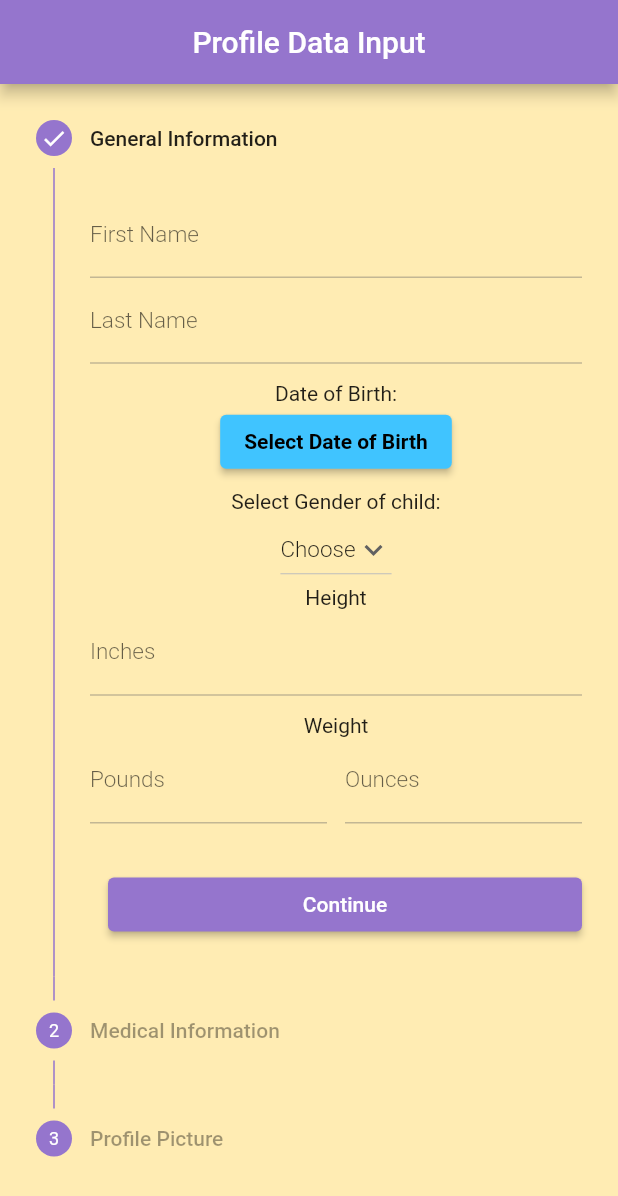
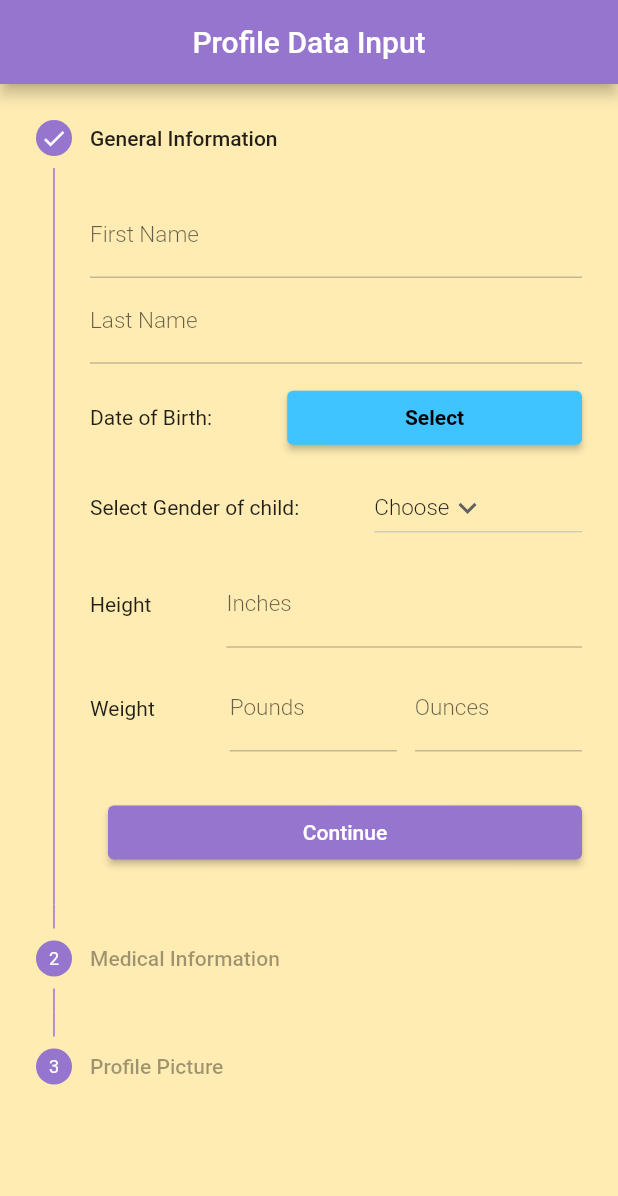
Before and after one commit to acm-projects/BabyQuest, a Flutter app: the screen it shows once a user with an empty profile is signed in, on a phone screen of 412 x 824 dp. Shown: the top 1196 px of the screen. Run offline on Flutter 3.47's test engine with Material 2 defaults, Android fonts, the phone set to English and light mode, and no system bars; our stand-ins replace cloud_firestore, convex_bottom_bar, firebase_auth, firebase_core, flutter_spinkit, font_awesome_flutter and 2 more; missing offline and left inert: flutter_libphonenumber; accounts and stored records are empty; statements that could not run were skipped.

Commit message:
Changed user-input-page to use function builders and reformatted date and phone number fields

```diff
--- a/client/lib/pages/main/profile_page.dart
+++ b/client/lib/pages/main/profile_page.dart
@@ -56,7 +56,7 @@ class _ProfilePageState extends State<ProfilePage> {
                               padding: const EdgeInsets.only(left: 16),
                               child: Text(
                                 currentBby.fullName,
-                                style: TextStyle(
+                                style: const TextStyle(
                                     fontWeight: FontWeight.w500,
                                     fontSize: 40,
                                     color: Colors.white),
@@ -147,7 +147,7 @@ class _ProfilePageState extends State<ProfilePage> {
                                         const SizedBox(
                                           height: 32,
                                         ),
-                                        IconInformation(
+                                        const IconInformation(
                                           iconData: Icons.straighten,
                                           topText: '2\'5"',
                                           bottomText: 'Height',
--- a/client/lib/pages/main/user_input_page.dart
+++ b/client/lib/pages/main/user_input_page.dart
@@ -1,27 +1,20 @@
 import 'package:flutter/cupertino.dart';
 import 'package:flutter/material.dart';
-
-import 'package:cloud_firestore/cloud_firestore.dart';
+import 'package:flutter/widgets.dart';
 
 import 'package:client/models/app_user.dart';
-import 'package:flutter/services.dart';
-import 'package:flutter/widgets.dart';
-
-import 'package:client/models/baby_profile.dart';
+import 'package:client/pages/main/user_input_widgets.dart';
 
 class DataInput extends StatefulWidget {
   final Function completed;
-  final bool editing;
 
-  const DataInput(this.completed, {this.editing = false, Key? key}) : super(key: key);
+  const DataInput(this.completed, {Key? key}) : super(key: key);
 
   @override
   _DataInputState createState() => _DataInputState();
 }
 
 class _DataInputState extends State<DataInput> {
-  BabyProfile currentBby = BabyProfile.currentProfile;
-
   static List<String> allergyNames = [''];
   static List<int> allergySeverities = [-1];
 
@@ -33,7 +26,6 @@ class _DataInputState extends State<DataInput> {
 
   int _currentStep = 0;
   StepperType stepperType = StepperType.vertical;
-  DateTime birthDate = DateTime.now();
   String dropdownValue = 'Choose';
   var items = ['Choose', 'Male', 'Female'];
   String newValue = 'Choose';
@@ -41,30 +33,13 @@ class _DataInputState extends State<DataInput> {
   //text editing controllers
   final firstName = TextEditingController();
   final lastName = TextEditingController();
+  final birthDate = TextEditingController();
   final heightIn = TextEditingController();
   final weightLb = TextEditingController();
   final weightOz = TextEditingController();
   final pedName = TextEditingController();
   final pedPhone = TextEditingController();
   final image = TextEditingController();
-
-  @override
-  void initState() {
-    if (widget.editing) {
-      firstName.text = currentBby.firstName;
-      lastName.text = currentBby.lastName;
-      heightIn.text = currentBby.height.toString();
-      weightLb.text = currentBby.weightLb.toString();
-      weightOz.text = currentBby.weightOz.toString();
-      //allergies.text = currentBby.achooList;
-      pedName.text = currentBby.pediatrician;
-      pedPhone.text = currentBby.pediatricianPhone;
-      image.text = currentBby.profilePic;
-    }
-    // TODO: implement initState
-    super.initState();
-
-  }
 
   @override
   Widget build(BuildContext context) {
@@ -108,50 +83,24 @@ class _DataInputState extends State<DataInput> {
                   ),
                 );
               },
-              steps: <Step>[
+              steps: [
                 Step(
                   title: const Text('General Information'),
                   content: Form(
                     key: _formKeys[0],
                     child: Column(
                       children: <Widget>[
-                        TextFormField(
-                          decoration:
-                              const InputDecoration(labelText: 'First Name'),
-                          controller: firstName,
-                          validator: (value) {
-                            return (value == null || value.isEmpty)
-                                ? 'Enter the first name'
-                                : null;
-                          },
-                        ),
-                        TextFormField(
-                          decoration:
-                              const InputDecoration(labelText: 'Last Name'),
-                          controller: lastName,
-                          validator: (value) {
-                            return (value == null || value.isEmpty)
-                                ? 'Enter the last name'
-                                : null;
-                          },
-                        ),
+                        ...UserInputWidgets.name(firstName, lastName),
                         const SizedBox(height: 12),
-                        const Text('Date of Birth:'),
-                        ElevatedButton(
-                          onPressed: () => _selectDate(context), // Refer step 3
-                          child: const Text(
-                            'Select Date of Birth',
-                            style: TextStyle(
-                                color: Colors.black,
-                                fontWeight: FontWeight.bold),
-                          ),
-                          style: ElevatedButton.styleFrom(
-                            primary: Colors.lightBlueAccent,
-                          ),
-                        ),
-                        const SizedBox(height: 8),
-                        const Text('Select Gender of child:'),
-                        DropdownButton(
+                        ...UserInputWidgets.birthDate(
+                            context, setState, birthDate),
+                        const SizedBox(height: 12),
+                        Row(
+                          children: [
+                            const Text('Select Gender of child:'), // TODO
+                            const SizedBox(width: 50),
+                            Expanded(
+                              child: DropdownButton(
                                 value: dropdownValue,
                                 icon: const Icon(Icons.keyboard_arrow_down),
                                 items: items.map((String items) {
@@ -164,53 +113,13 @@ class _DataInputState extends State<DataInput> {
                                   });
                                 },
                               ),
-                        const Text('Height'),
-                        TextFormField(
-                          decoration:
-                              const InputDecoration(labelText: 'Inches'),
-                          keyboardType: TextInputType.number,
-                          controller: heightIn,
-                          validator: (value) {
-                            return (value == null || value.isEmpty)
-                                ? 'Enter the height (in)'
-                                : null;
-                          },
-                        ),
-                        const SizedBox(height: 12),
-                        const Text(
-                          'Weight',
-                        ),
-                        Row(
-                          children: [
-                            Expanded(
-                              child: TextFormField(
-                                decoration:
-                                    const InputDecoration(labelText: 'Pounds'),
-                                keyboardType: TextInputType.number,
-                                controller: weightLb,
-                                validator: (value) {
-                                  return (value == null || value.isEmpty)
-                                      ? 'Enter the weight (lbs)'
-                                      : null;
-                                },
-                              ),
-                            ),
-                            const SizedBox(width: 12),
-                            Expanded(
-                              child: TextFormField(
-                                decoration:
-                                    const InputDecoration(labelText: 'Ounces'),
-                                keyboardType: TextInputType.number,
-                                controller: weightOz,
-                                validator: (value) {
-                                  return (value == null || value.isEmpty)
-                                      ? 'Enter the weight (oz)'
-                                      : null;
-                                },
-                              ),
                             ),
                           ],
                         ),
+                        const SizedBox(height: 12),
+                        ...UserInputWidgets.height(heightIn),
+                        const SizedBox(height: 12),
+                        ...UserInputWidgets.weight(weightLb, weightOz),
                       ],
                     ),
                   ),
@@ -225,28 +134,9 @@ class _DataInputState extends State<DataInput> {
                     key: _formKeys[1],
                     child: Column(
                       children: <Widget>[
-                        ..._buildAllergyFields(),
-                        TextFormField(
-                          decoration: const InputDecoration(
-                              labelText: 'Name of Doctor'),
-                          controller: pedName,
-                          validator: (value) {
-                            return (value == null || value.isEmpty)
-                                ? 'Enter your pediatrician\'s name'
-                                : null;
-                          },
-                        ),
-                        TextFormField(
-                          decoration: const InputDecoration(
-                              labelText: 'Doctor Contact Information'),
-                          keyboardType: TextInputType.phone,
-                          controller: pedPhone,
-                          validator: (value) {
-                            return (value == null || value.length != 10)
-                                ? 'Enter a valid phone number'
-                                : null;
-                          },
-                        ),
+                        ..._buildAllergyFields(), // TODO
+                        ...UserInputWidgets.pediatrician(pedName),
+                        ...UserInputWidgets.pediatricianPhone(pedPhone),
                       ],
                     ),
                   ),
@@ -279,10 +169,6 @@ class _DataInputState extends State<DataInput> {
                       ? StepState.complete
                       : StepState.disabled,
                 ),
-                /*Step(
-                    title: Text('Confirm Submission'),
-                    content
-                  ),*/
               ],
             ),
           ),
@@ -308,7 +194,7 @@ class _DataInputState extends State<DataInput> {
         AppUser.currentUser!.createNewProfile(
             firstName: firstName.text,
             lastName: lastName.text,
-            birthDate: birthDate,
+            birthDate: DateTime.parse(birthDate.text),
             gender: items.indexOf(dropdownValue) - 1,
             height: height,
             weightLb: lbs,
@@ -316,11 +202,6 @@ class _DataInputState extends State<DataInput> {
             pediatrician: pedName.text,
             pediatricianPhone: pedPhone.text,
             allergies: allergies);
-      }
-
-      if (widget.editing) {
-        //pass in new profile info
-
       }
 
       widget.completed();
@@ -336,20 +217,6 @@ class _DataInputState extends State<DataInput> {
 
   cancel() {
     _currentStep > 0 ? setState(() => _currentStep -= 1) : null;
-  }
-
-  _selectDate(BuildContext context) async {
-    final DateTime? picked = await showDatePicker(
-      context: context,
-      initialDate: birthDate, // Refer step 1
-      firstDate: DateTime(2000),
-      lastDate: DateTime(2025),
-    );
-    if (picked != null && picked != birthDate) {
-      setState(() {
-        birthDate = picked;
-      });
-    }
   }
 
   List<Widget> _buildAllergyFields() {
--- /dev/null
+++ b/client/lib/pages/main/user_input_widgets.dart
@@ -0,0 +1,186 @@
+import 'package:flutter/material.dart';
+import 'package:flutter_libphonenumber/flutter_libphonenumber.dart';
+
+class UserInputWidgets {
+  static List<Widget> name(TextEditingController firstNameController,
+      TextEditingController lastNameController) {
+    return [
+      TextFormField(
+        decoration: const InputDecoration(labelText: 'First Name'),
+        controller: firstNameController,
+        validator: (value) {
+          return (value == null || value.isEmpty)
+              ? 'Enter the first name'
+              : null;
+        },
+      ),
+      TextFormField(
+        decoration: const InputDecoration(labelText: 'Last Name'),
+        controller: lastNameController,
+        validator: (value) {
+          return (value == null || value.isEmpty)
+              ? 'Enter the last name'
+              : null;
+        },
+      ),
+    ];
+  }
+
+  static List<Widget> birthDate(BuildContext context, Function setState,
+      TextEditingController birthDateController) {
+    _selectDate(BuildContext context, Function setState) async {
+      DateTime initialDate;
+
+      if (birthDateController.text.isNotEmpty) {
+        initialDate = DateTime.parse(birthDateController.text);
+      } else {
+        initialDate = DateTime.now();
+      }
+
+      final DateTime? selectedDate = await showDatePicker(
+        context: context,
+        initialDate: initialDate, // Refer step 1
+        firstDate: DateTime(2000),
+        lastDate: DateTime(2025),
+      );
+
+      if (selectedDate != null &&
+          selectedDate.toString() != birthDateController.text) {
+        setState(() => birthDateController.text = selectedDate.toString());
+      }
+    }
+
+    String selectedDate;
+
+    if (birthDateController.text.isNotEmpty) {
+      DateTime unformattedDate = DateTime.parse(birthDateController.text);
+      selectedDate = '${unformattedDate.day}/${unformattedDate.month}/${unformattedDate.year}';
+    } else {
+      selectedDate = 'Select';
+    }
+
+    return [
+      Row(
+        children: [
+          const Text('Date of Birth:'),
+          const SizedBox(width: 50),
+          Expanded(
+            child: ElevatedButton(
+              onPressed: () => _selectDate(context, setState), // Refer step 3
+              child: Text(
+                selectedDate,
+                style: const TextStyle(
+                    color: Colors.black, fontWeight: FontWeight.bold),
+              ),
+              style: ElevatedButton.styleFrom(
+                primary: Colors.lightBlueAccent,
+              ),
+            ),
+          ),
+        ],
+      ),
+    ];
+  }
+
+  static List<Widget> height(TextEditingController heightController) {
+    return [
+      Row(
+        children: [
+          const Text('Height'),
+          const SizedBox(width: 50),
+          Expanded(
+            child: TextFormField(
+              decoration: const InputDecoration(labelText: 'Inches'),
+              keyboardType: TextInputType.number,
+              controller: heightController,
+              validator: (value) {
+                return (value == null || value.isEmpty)
+                    ? 'Enter the height (in)'
+                    : null;
+              },
+            ),
+          ),
+        ],
+      ),
+    ];
+  }
+
+  static List<Widget> weight(TextEditingController weightLbController,
+      TextEditingController weightOzController) {
+    return [
+      Row(
+        children: [
+          const Text(
+            'Weight',
+          ),
+          const SizedBox(width: 50),
+          Expanded(
+            child: TextFormField(
+              decoration: const InputDecoration(labelText: 'Pounds'),
+              keyboardType: TextInputType.number,
+              controller: weightLbController,
+              validator: (value) {
+                return (value == null || value.isEmpty)
+                    ? 'Enter the weight (lbs)'
+                    : null;
+              },
+            ),
+          ),
+          const SizedBox(width: 12),
+          Expanded(
+            child: TextFormField(
+              decoration: const InputDecoration(labelText: 'Ounces'),
+              keyboardType: TextInputType.number,
+              controller: weightOzController,
+              validator: (value) {
+                return (value == null || value.isEmpty)
+                    ? 'Enter the weight (oz)'
+                    : null;
+              },
+            ),
+          ),
+        ],
+      ),
+    ];
+  }
+
+  static List<Widget> pediatrician(TextEditingController pedController) {
+    return [
+      TextFormField(
+        decoration: const InputDecoration(labelText: 'Name of Pediatrician'),
+        controller: pedController,
+        validator: (value) {
+          return (value == null || value.isEmpty)
+              ? 'Enter your pediatrician\'s name'
+              : null;
+        },
+      ),
+    ];
+  }
+
+  static List<Widget> pediatricianPhone(
+      TextEditingController pedPhoneController) {
+    return [
+      TextFormField(
+        decoration: const InputDecoration(
+          labelText: 'Pediatrician Contact Information',
+          suffixIcon: Icon(Icons.phone),
+        ),
+        keyboardType: TextInputType.phone,
+        controller: pedPhoneController,
+        validator: (value) {
+          return (value == null || value.length != 12)
+              ? 'Enter a valid phone number'
+              : null;
+        },
+        inputFormatters: [
+          LibPhonenumberTextFormatter(
+            country: const CountryWithPhoneCode.us(),
+            inputContainsCountryCode: false,
+            additionalDigits: 0,
+          ),
+        ],
+      ),
+    ];
+  }
+}
--- a/client/pubspec.yaml
+++ b/client/pubspec.yaml
@@ -36,6 +36,7 @@ dependencies:
   cloud_firestore: ^2.5.3
   cupertino_icons: ^1.0.2
   firebase_auth: ^3.1.2
+  flutter_libphonenumber: ^1.2.1
   flutter_spinkit: ^5.1.0
   flutter_svg: ^0.23.0+1
   font_awesome_flutter: ^9.1.0
@@ -47,7 +48,6 @@ dependencies:
     git:
       url: https://github.com/TinyCommunity/tinycolor2.git
   convex_bottom_bar: ^3.0.0
-  phone_number: ^0.12.0+1
 
 dev_dependencies:
   flutter_test:
```
Also changed, not shown: client/pubspec.lock. Lines whose indentation alone changed are shown as unchanged.
